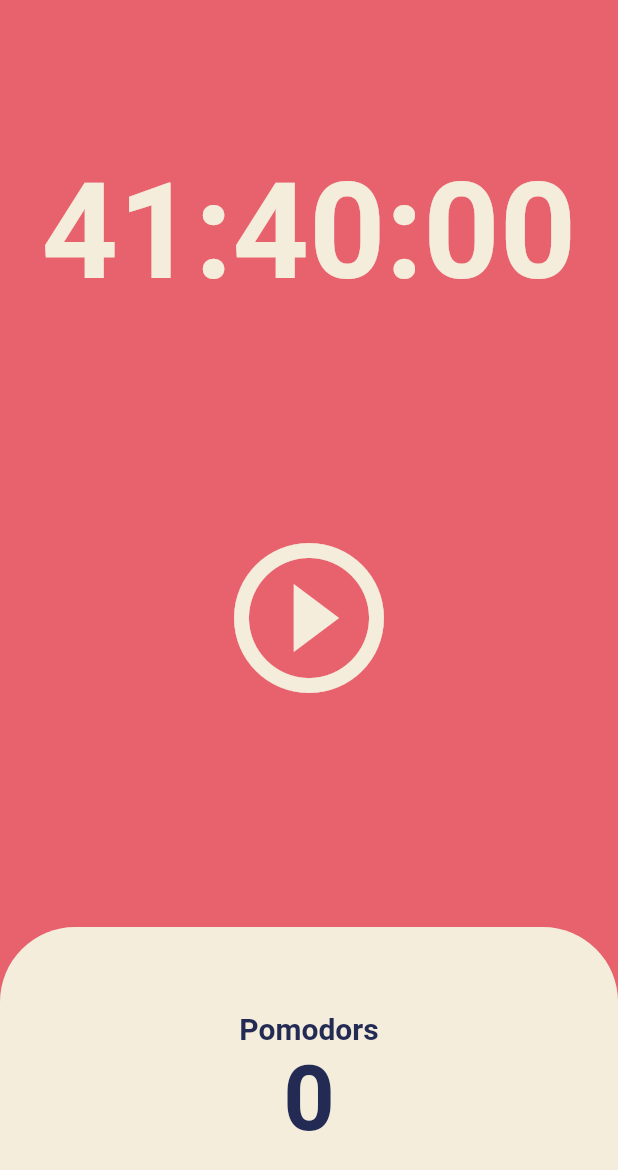
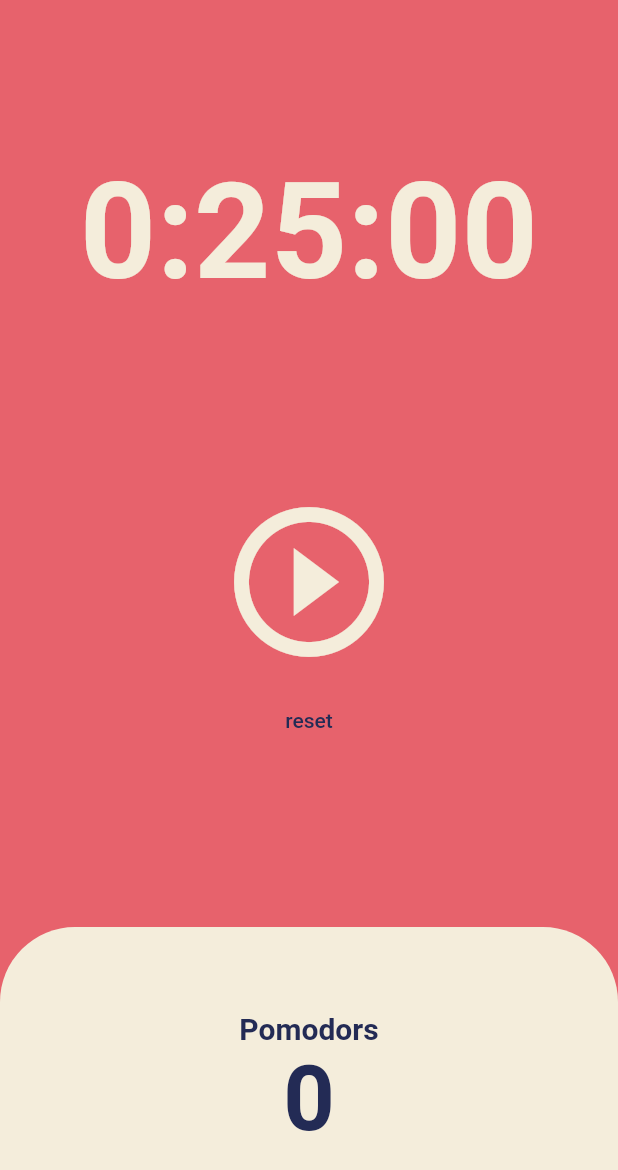
Before and after one commit to hollias/pomo, a Flutter app: the screen it shows after launch, on a phone screen of 412 x 824 dp. Shown: the top 1170 px of the screen. Run offline on Flutter 3.47's test engine with Material 2 defaults, Android fonts, the phone set to English and light mode, and no system bars.

Commit message:
code challenge

```diff
--- a/lib/screens/home_screen.dart
+++ b/lib/screens/home_screen.dart
@@ -10,7 +10,7 @@ class HomeScreen extends StatefulWidget {
 }
 
 class _HomeScreenState extends State<HomeScreen> {
-  static const int totalSeconds = 150000;
+  static const int totalSeconds = 1500;
   int currentSeconds = totalSeconds;
   int totalPomodoros = 0;
   late Timer timer;
@@ -48,6 +48,15 @@ class _HomeScreenState extends State<HomeScreen> {
     });
   }
 
+  void onReset() {
+    timer.cancel();
+    setState(() {
+      currentSeconds = totalSeconds;
+      isRunning = false;
+      totalPomodoros = 0;
+    });
+  }
+
   String format(currentSeconds) {
     var duration = Duration(seconds: currentSeconds);
     return duration.toString().split('.').first;
@@ -75,13 +84,26 @@ class _HomeScreenState extends State<HomeScreen> {
           Flexible(
             flex: 2,
             child: Center(
-              child: IconButton(
+              child: Column(
+                mainAxisAlignment: MainAxisAlignment.center,
+                children: [
+                  IconButton(
                     icon: Icon(isRunning
                         ? Icons.stop_circle_outlined
                         : Icons.play_circle_outline),
                     iconSize: 120,
                     color: Theme.of(context).cardColor,
                     onPressed: isRunning ? onPausePressed : onStartPressed,
+                  ),
+                  TextButton(
+                    onPressed: onReset,
+                    child: Text(
+                      'reset',
+                      style: TextStyle(
+                          color: Theme.of(context).textTheme.headline1?.color),
+                    ),
+                  )
+                ],
               ),
             ),
           ),
```
Lines whose indentation alone changed are shown as unchanged.
